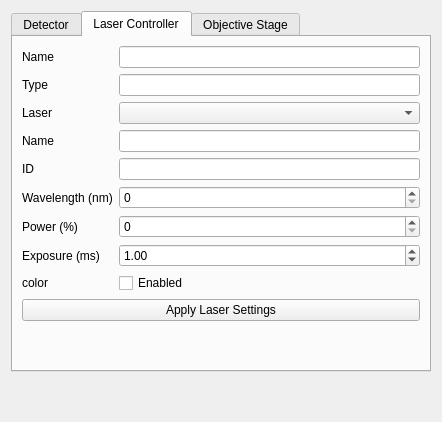
Above: openclem/ui/qt/CLEMHardwareWidget.ui from DeMarcoLab/openCLEM before the change. Below: the same form after it.
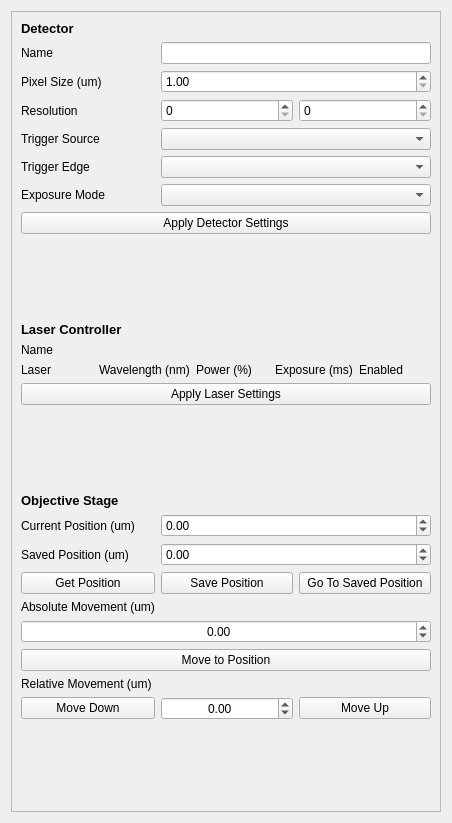
That is the form after the change.

Diff of the .ui file:
```diff
--- a/openclem/ui/qt/CLEMHardwareWidget.ui
+++ b/openclem/ui/qt/CLEMHardwareWidget.ui
@@ -6,8 +6,8 @@
    <rect>
     <x>0</x>
     <y>0</y>
-    <width>442</width>
-    <height>422</height>
+    <width>452</width>
+    <height>823</height>
    </rect>
   </property>
   <property name="windowTitle">
@@ -15,293 +15,219 @@
   </property>
   <layout class="QGridLayout" name="gridLayout">
    <item row="0" column="0">
-    <widget class="QTabWidget" name="tabWidget">
-     <property name="currentIndex">
-      <number>1</number>
+    <widget class="QScrollArea" name="scrollArea">
+     <property name="widgetResizable">
+      <bool>true</bool>
      </property>
-     <widget class="QWidget" name="tab_detector">
-      <attribute name="title">
-       <string>Detector</string>
-      </attribute>
-      <layout class="QGridLayout" name="gridLayout_2">
-       <item row="3" column="1">
+     <widget class="QWidget" name="scrollAreaWidgetContents">
+      <property name="geometry">
+       <rect>
+        <x>0</x>
+        <y>0</y>
+        <width>432</width>
+        <height>803</height>
+       </rect>
+      </property>
+      <layout class="QGridLayout" name="gridLayout_5">
+       <item row="22" column="1">
+        <widget class="QPushButton" name="pushButton_save_position">
+         <property name="text">
+          <string>Save Position</string>
+         </property>
+        </widget>
+       </item>
+       <item row="4" column="1">
         <widget class="QSpinBox" name="spinBox_resolution_x">
          <property name="maximum">
           <number>1000000</number>
          </property>
         </widget>
        </item>
-       <item row="3" column="0">
+       <item row="5" column="1" colspan="2">
+        <widget class="QComboBox" name="comboBox_trigger_source"/>
+       </item>
+       <item row="24" column="0" colspan="3">
+        <widget class="QDoubleSpinBox" name="doubleSpinBox_absolute_position">
+         <property name="alignment">
+          <set>Qt::AlignCenter</set>
+         </property>
+         <property name="minimum">
+          <double>-100000000.000000000000000</double>
+         </property>
+         <property name="maximum">
+          <double>1000000000.000000000000000</double>
+         </property>
+        </widget>
+       </item>
+       <item row="27" column="2">
+        <widget class="QPushButton" name="pushButton_move_relative_up">
+         <property name="text">
+          <string>Move Up</string>
+         </property>
+        </widget>
+       </item>
+       <item row="17" column="0" colspan="3">
+        <spacer name="verticalSpacer_3">
+         <property name="orientation">
+          <enum>Qt::Vertical</enum>
+         </property>
+         <property name="sizeHint" stdset="0">
+          <size>
+           <width>20</width>
+           <height>40</height>
+          </size>
+         </property>
+        </spacer>
+       </item>
+       <item row="4" column="0">
         <widget class="QLabel" name="label_resolution">
          <property name="text">
           <string>Resolution</string>
          </property>
         </widget>
        </item>
-       <item row="2" column="1" colspan="2">
-        <widget class="QDoubleSpinBox" name="doubleSpinBox_pixelsize">
-         <property name="decimals">
-          <number>2</number>
-         </property>
-         <property name="minimum">
-          <double>1.000000000000000</double>
-         </property>
-         <property name="maximum">
-          <double>10000.000000000000000</double>
-         </property>
-         <property name="singleStep">
-          <double>0.010000000000000</double>
-         </property>
-        </widget>
-       </item>
-       <item row="6" column="0">
-        <widget class="QLabel" name="label_exposure_mode">
-         <property name="text">
-          <string>Exposure Mode</string>
-         </property>
-        </widget>
-       </item>
-       <item row="3" column="2">
-        <widget class="QSpinBox" name="spinBox_resolution_y">
-         <property name="maximum">
-          <number>1000000000</number>
-         </property>
-        </widget>
-       </item>
-       <item row="4" column="1" colspan="2">
-        <widget class="QComboBox" name="comboBox_trigger_source"/>
-       </item>
-       <item row="0" column="0">
-        <widget class="QLabel" name="label_name">
-         <property name="text">
-          <string>Name</string>
-         </property>
-        </widget>
-       </item>
-       <item row="0" column="1" colspan="2">
-        <widget class="QLineEdit" name="lineEdit_detector_name"/>
-       </item>
-       <item row="5" column="1" colspan="2">
-        <widget class="QComboBox" name="comboBox_trigger_edge"/>
-       </item>
-       <item row="7" column="0" colspan="3">
-        <widget class="QPushButton" name="pushButton_apply_detector_settings">
-         <property name="text">
-          <string>Apply Detector Settings</string>
-         </property>
-        </widget>
-       </item>
-       <item row="2" column="0">
-        <widget class="QLabel" name="label_pixelsize">
-         <property name="text">
-          <string>Pixel Size (um)</string>
-         </property>
-        </widget>
-       </item>
-       <item row="4" column="0">
-        <widget class="QLabel" name="label_trigger_source">
-         <property name="text">
-          <string>Trigger Source</string>
-         </property>
-        </widget>
-       </item>
-       <item row="8" column="0" colspan="3">
-        <spacer name="verticalSpacer">
-         <property name="orientation">
-          <enum>Qt::Vertical</enum>
-         </property>
-         <property name="sizeHint" stdset="0">
-          <size>
-           <width>20</width>
-           <height>40</height>
-          </size>
-         </property>
-        </spacer>
-       </item>
-       <item row="5" column="0">
-        <widget class="QLabel" name="label_trigger_edge">
-         <property name="text">
-          <string>Trigger Edge</string>
-         </property>
-        </widget>
-       </item>
-       <item row="6" column="1" colspan="2">
-        <widget class="QComboBox" name="comboBox_exposure_mode"/>
-       </item>
-      </layout>
-     </widget>
-     <widget class="QWidget" name="tab_laser_controller">
-      <attribute name="title">
-       <string>Laser Controller</string>
-      </attribute>
-      <layout class="QGridLayout" name="gridLayout_3">
-       <item row="1" column="0">
-        <widget class="QLabel" name="label_lc_type">
-         <property name="text">
-          <string>Type</string>
-         </property>
-        </widget>
-       </item>
-       <item row="0" column="0">
-        <widget class="QLabel" name="label_lc_name">
-         <property name="text">
-          <string>Name</string>
-         </property>
-        </widget>
-       </item>
-       <item row="8" column="0">
-        <widget class="QLabel" name="label_laser_color">
-         <property name="text">
-          <string>color</string>
-         </property>
-        </widget>
-       </item>
-       <item row="5" column="1">
-        <widget class="QSpinBox" name="spinBox_laser_wavelength">
-         <property name="maximum">
-          <number>10000000</number>
-         </property>
-        </widget>
-       </item>
-       <item row="3" column="0">
-        <widget class="QLabel" name="label_laser_name">
-         <property name="text">
-          <string>Name</string>
-         </property>
-        </widget>
-       </item>
-       <item row="6" column="0">
-        <widget class="QLabel" name="label_laser_power">
-         <property name="text">
-          <string>Power (%)</string>
-         </property>
-        </widget>
-       </item>
-       <item row="9" column="0" colspan="2">
+       <item row="16" column="0" colspan="3">
         <widget class="QPushButton" name="pushButton_apply_laser_settings">
          <property name="text">
           <string>Apply Laser Settings</string>
          </property>
         </widget>
        </item>
-       <item row="6" column="1">
-        <widget class="QDoubleSpinBox" name="doubleSpinBox_laser_power">
-         <property name="decimals">
-          <number>0</number>
-         </property>
-         <property name="maximum">
-          <double>100.000000000000000</double>
-         </property>
-         <property name="singleStep">
-          <double>1.000000000000000</double>
-         </property>
-        </widget>
-       </item>
-       <item row="8" column="1">
-        <widget class="QCheckBox" name="checkBox_laser_enabled">
+       <item row="22" column="2">
+        <widget class="QPushButton" name="pushButton_goto_saved_position">
          <property name="text">
-          <string>Enabled</string>
+          <string>Go To Saved Position</string>
          </property>
         </widget>
        </item>
-       <item row="1" column="1">
-        <widget class="QLineEdit" name="lineEdit_lc_type"/>
-       </item>
-       <item row="3" column="1">
-        <widget class="QLineEdit" name="lineEdit_laser_name"/>
-       </item>
-       <item row="2" column="0">
-        <widget class="QLabel" name="label_selected_laser">
-         <property name="text">
-          <string>Laser</string>
-         </property>
-        </widget>
-       </item>
-       <item row="2" column="1">
-        <widget class="QComboBox" name="comboBox_selected_laser"/>
-       </item>
-       <item row="7" column="1">
-        <widget class="QDoubleSpinBox" name="doubleSpinBox_laser_exposure">
-         <property name="decimals">
-          <number>2</number>
-         </property>
-         <property name="maximum">
-          <double>10000000.000000000000000</double>
-         </property>
-         <property name="value">
-          <double>1.000000000000000</double>
-         </property>
-        </widget>
-       </item>
-       <item row="4" column="1">
-        <widget class="QLineEdit" name="lineEdit_laser_id"/>
-       </item>
-       <item row="0" column="1">
-        <widget class="QLineEdit" name="lineEdit_lc_name"/>
-       </item>
-       <item row="7" column="0">
-        <widget class="QLabel" name="label_laser_exposure">
-         <property name="text">
-          <string>Exposure (ms)</string>
-         </property>
-        </widget>
-       </item>
-       <item row="4" column="0">
-        <widget class="QLabel" name="label_laser_id">
-         <property name="text">
-          <string>ID</string>
-         </property>
-        </widget>
+       <item row="7" column="1" colspan="2">
+        <widget class="QComboBox" name="comboBox_exposure_mode"/>
        </item>
        <item row="5" column="0">
-        <widget class="QLabel" name="label_laser_wavelength">
+        <widget class="QLabel" name="label_trigger_source">
          <property name="text">
-          <string>Wavelength (nm)</string>
+          <string>Trigger Source</string>
          </property>
         </widget>
        </item>
-       <item row="10" column="0" colspan="2">
-        <spacer name="verticalSpacer_3">
-         <property name="orientation">
-          <enum>Qt::Vertical</enum>
-         </property>
-         <property name="sizeHint" stdset="0">
-          <size>
-           <width>20</width>
-           <height>40</height>
-          </size>
-         </property>
-        </spacer>
+       <item row="1" column="1" colspan="2">
+        <widget class="QLineEdit" name="lineEdit_detector_name"/>
        </item>
-      </layout>
-     </widget>
-     <widget class="QWidget" name="tab_objective_stage">
-      <attribute name="title">
-       <string>Objective Stage</string>
-      </attribute>
-      <layout class="QGridLayout" name="gridLayout_4">
-       <item row="2" column="1">
-        <widget class="QPushButton" name="pushButton_save_position">
-         <property name="text">
-          <string>Save Position</string>
-         </property>
-        </widget>
-       </item>
-       <item row="0" column="0">
+       <item row="19" column="0">
         <widget class="QLabel" name="label_current_position">
          <property name="text">
           <string>Current Position (um)</string>
          </property>
         </widget>
        </item>
-       <item row="1" column="0">
+       <item row="15" column="0" colspan="3">
+        <layout class="QGridLayout" name="gridLayout_laser">
+         <item row="0" column="2">
+          <widget class="QLabel" name="label_laser_power_2">
+           <property name="text">
+            <string>Power (%)</string>
+           </property>
+          </widget>
+         </item>
+         <item row="0" column="1">
+          <widget class="QLabel" name="label_laser_wavelength_2">
+           <property name="text">
+            <string>Wavelength (nm)</string>
+           </property>
+          </widget>
+         </item>
+         <item row="0" column="3">
+          <widget class="QLabel" name="label_laser_exposure_2">
+           <property name="text">
+            <string>Exposure (ms)</string>
+           </property>
+          </widget>
+         </item>
+         <item row="0" column="0">
+          <widget class="QLabel" name="label_laser_name_2">
+           <property name="text">
+            <string>Laser</string>
+           </property>
+          </widget>
+         </item>
+         <item row="0" column="4">
+          <widget class="QLabel" name="label_laser_enabled_2">
+           <property name="text">
+            <string>Enabled</string>
+           </property>
+          </widget>
+         </item>
+        </layout>
+       </item>
+       <item row="27" column="0">
+        <widget class="QPushButton" name="pushButton_move_relative_down">
+         <property name="text">
+          <string>Move Down</string>
+         </property>
+        </widget>
+       </item>
+       <item row="9" column="0" colspan="3">
+        <spacer name="verticalSpacer_2">
+         <property name="orientation">
+          <enum>Qt::Vertical</enum>
+         </property>
+         <property name="sizeHint" stdset="0">
+          <size>
+           <width>20</width>
+           <height>40</height>
+          </size>
+         </property>
+        </spacer>
+       </item>
+       <item row="0" column="0" colspan="3">
+        <widget class="QLabel" name="label_detector_header">
+         <property name="font">
+          <font>
+           <pointsize>10</pointsize>
+           <weight>75</weight>
+           <bold>true</bold>
+          </font>
+         </property>
+         <property name="text">
+          <string>Detector</string>
+         </property>
+        </widget>
+       </item>
+       <item row="27" column="1">
+        <widget class="QDoubleSpinBox" name="doubleSpinBox_relative_position">
+         <property name="alignment">
+          <set>Qt::AlignCenter</set>
+         </property>
+         <property name="minimum">
+          <double>-100000000.000000000000000</double>
+         </property>
+         <property name="maximum">
+          <double>1000000000.000000000000000</double>
+         </property>
+        </widget>
+       </item>
+       <item row="18" column="0">
+        <widget class="QLabel" name="label_objective_header">
+         <property name="font">
+          <font>
+           <pointsize>10</pointsize>
+           <weight>75</weight>
+           <bold>true</bold>
+          </font>
+         </property>
+         <property name="text">
+          <string>Objective Stage</string>
+         </property>
+        </widget>
+       </item>
+       <item row="21" column="0">
         <widget class="QLabel" name="label_saved_position">
          <property name="text">
           <string>Saved Position (um)</string>
          </property>
         </widget>
        </item>
-       <item row="1" column="1">
+       <item row="21" column="1" colspan="2">
         <widget class="QDoubleSpinBox" name="doubleSpinBox_saved_position">
          <property name="minimum">
           <double>-1000000000.000000000000000</double>
@@ -311,21 +237,7 @@
          </property>
         </widget>
        </item>
-       <item row="2" column="0">
-        <widget class="QPushButton" name="pushButton_get_position">
-         <property name="text">
-          <string>Get Position</string>
-         </property>
-        </widget>
-       </item>
-       <item row="8" column="1">
-        <widget class="QPushButton" name="pushButton_move_relative_up">
-         <property name="text">
-          <string>Move Up</string>
-         </property>
-        </widget>
-       </item>
-       <item row="0" column="1">
+       <item row="19" column="1" colspan="2">
         <widget class="QDoubleSpinBox" name="doubleSpinBox_current_position">
          <property name="minimum">
           <double>-10000000000.000000000000000</double>
@@ -335,70 +247,126 @@
          </property>
         </widget>
        </item>
-       <item row="8" column="0">
-        <widget class="QPushButton" name="pushButton_move_relative_down">
+       <item row="22" column="0">
+        <widget class="QPushButton" name="pushButton_get_position">
          <property name="text">
-          <string>Move Down</string>
+          <string>Get Position</string>
          </property>
         </widget>
        </item>
-       <item row="9" column="0" colspan="2">
-        <spacer name="verticalSpacer_4">
-         <property name="orientation">
-          <enum>Qt::Vertical</enum>
+       <item row="23" column="0">
+        <widget class="QLabel" name="label_absolute_position">
+         <property name="text">
+          <string>Absolute Movement (um)</string>
          </property>
-         <property name="sizeHint" stdset="0">
-          <size>
-           <width>20</width>
-           <height>40</height>
-          </size>
-         </property>
-        </spacer>
+        </widget>
        </item>
-       <item row="7" column="0" colspan="2">
-        <widget class="QDoubleSpinBox" name="doubleSpinBox_relative_position">
-         <property name="alignment">
-          <set>Qt::AlignCenter</set>
+       <item row="3" column="0">
+        <widget class="QLabel" name="label_pixelsize">
+         <property name="text">
+          <string>Pixel Size (um)</string>
          </property>
-         <property name="minimum">
-          <double>-100000000.000000000000000</double>
-         </property>
+        </widget>
+       </item>
+       <item row="4" column="2">
+        <widget class="QSpinBox" name="spinBox_resolution_y">
          <property name="maximum">
-          <double>1000000000.000000000000000</double>
+          <number>1000000000</number>
          </property>
         </widget>
        </item>
-       <item row="6" column="0" colspan="2">
+       <item row="7" column="0">
+        <widget class="QLabel" name="label_exposure_mode">
+         <property name="text">
+          <string>Exposure Mode</string>
+         </property>
+        </widget>
+       </item>
+       <item row="1" column="0">
+        <widget class="QLabel" name="label_name">
+         <property name="text">
+          <string>Name</string>
+         </property>
+        </widget>
+       </item>
+       <item row="26" column="0">
         <widget class="QLabel" name="label_relative_position">
          <property name="text">
           <string>Relative Movement (um)</string>
          </property>
         </widget>
        </item>
-       <item row="5" column="0" colspan="2">
+       <item row="6" column="0">
+        <widget class="QLabel" name="label_trigger_edge">
+         <property name="text">
+          <string>Trigger Edge</string>
+         </property>
+        </widget>
+       </item>
+       <item row="3" column="1" colspan="2">
+        <widget class="QDoubleSpinBox" name="doubleSpinBox_pixelsize">
+         <property name="decimals">
+          <number>2</number>
+         </property>
+         <property name="minimum">
+          <double>1.000000000000000</double>
+         </property>
+         <property name="maximum">
+          <double>10000.000000000000000</double>
+         </property>
+         <property name="singleStep">
+          <double>0.010000000000000</double>
+         </property>
+        </widget>
+       </item>
+       <item row="6" column="1" colspan="2">
+        <widget class="QComboBox" name="comboBox_trigger_edge"/>
+       </item>
+       <item row="8" column="0" colspan="3">
+        <widget class="QPushButton" name="pushButton_apply_detector_settings">
+         <property name="text">
+          <string>Apply Detector Settings</string>
+         </property>
+        </widget>
+       </item>
+       <item row="25" column="0" colspan="3">
         <widget class="QPushButton" name="pushButton_move_absolute">
          <property name="text">
           <string>Move to Position</string>
          </property>
         </widget>
        </item>
-       <item row="4" column="0" colspan="2">
-        <widget class="QDoubleSpinBox" name="doubleSpinBox_absolute_position">
-         <property name="alignment">
-          <set>Qt::AlignCenter</set>
+       <item row="28" column="0" colspan="3">
+        <spacer name="verticalSpacer">
+         <property name="orientation">
+          <enum>Qt::Vertical</enum>
          </property>
-         <property name="minimum">
-          <double>-100000000.000000000000000</double>
+         <property name="sizeHint" stdset="0">
+          <size>
+           <width>20</width>
+           <height>40</height>
+          </size>
          </property>
-         <property name="maximum">
-          <double>1000000000.000000000000000</double>
+        </spacer>
+       </item>
+       <item row="12" column="0" colspan="3">
+        <widget class="QLabel" name="label">
+         <property name="font">
+          <font>
+           <pointsize>10</pointsize>
+           <weight>75</weight>
+           <bold>true</bold>
+          </font>
+         </property>
+         <property name="text">
+          <string>Laser Controller</string>
          </property>
         </widget>
        </item>
-       <item row="3" column="0" colspan="2">
-        <widget class="QLabel" name="label_absolute_position">
+       <item row="13" column="0" colspan="2">
+        <widget class="QLabel" name="label_lc_name">
          <property name="text">
-          <string>Absolute Movement (um)</string>
+          <string>Name</string>
          </property>
         </widget>
        </item>
@@ -406,19 +374,6 @@
      </widget>
     </widget>
    </item>
-   <item row="1" column="0">
-    <spacer name="verticalSpacer_2">
-     <property name="orientation">
-      <enum>Qt::Vertical</enum>
-     </property>
-     <property name="sizeHint" stdset="0">
-      <size>
-       <width>20</width>
-       <height>40</height>
-      </size>
-     </property>
-    </spacer>
-   </item>
   </layout>
  </widget>
  <resources/>
```
